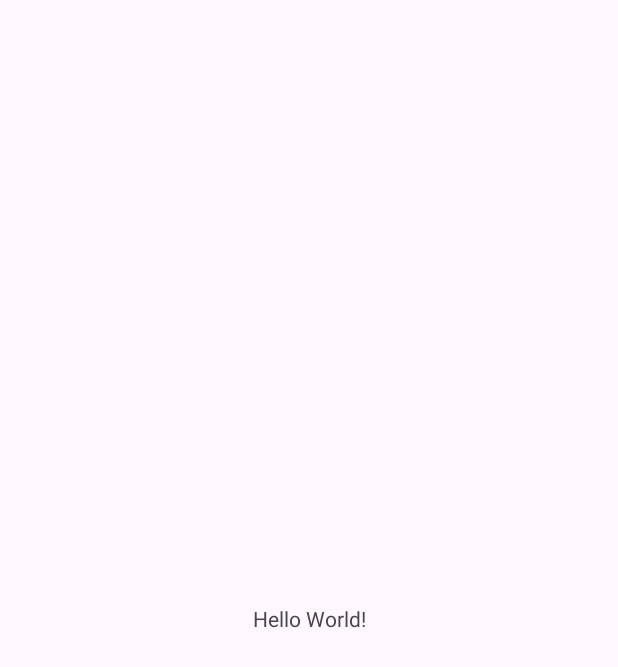
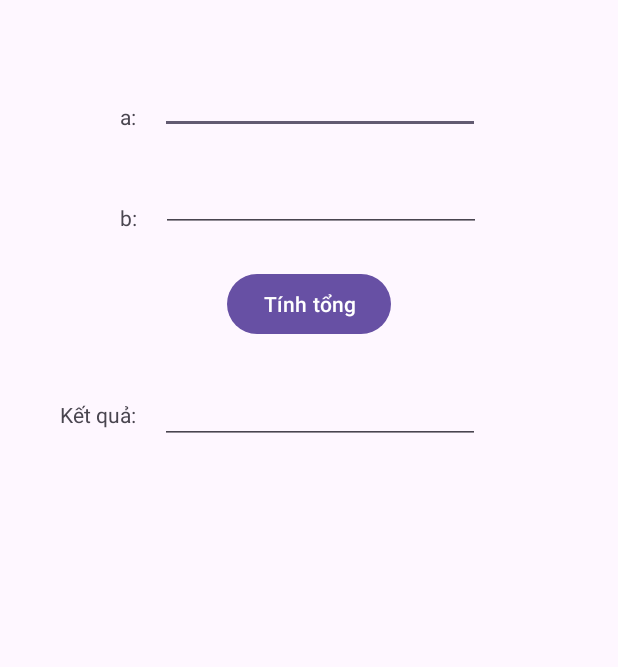
Before and after one commit to ptns-12/63139001-AndroidProgramming, an Android app: the screen it shows after launch (MainActivity), on a phone screen of 412 x 824 dp. Before the commit the part shown is almost empty. Shown: the top 667 px of the screen. Run offline under Robolectric (Android 15) with nearby library versions, the phone set to English and light mode, and no system bars.

Commit message:
Ex3_SimpleSumApp

```diff
--- a/AppCong/app/src/main/res/layout/activity_main.xml
+++ b/AppCong/app/src/main/res/layout/activity_main.xml
@@ -7,13 +7,78 @@
     android:layout_height="match_parent"
     tools:context=".MainActivity">
 
+    <EditText
+        android:id="@+id/edtA"
+        android:layout_width="0dp"
+        android:layout_height="wrap_content"
+        android:layout_marginStart="16dp"
+        android:layout_marginTop="44dp"
+        android:ems="10"
+        android:inputType="text"
+        app:layout_constraintStart_toEndOf="@+id/textView"
+        app:layout_constraintTop_toTopOf="parent" />
+
     <TextView
+        android:id="@+id/textView2"
         android:layout_width="wrap_content"
         android:layout_height="wrap_content"
-        android:text="Hello World!"
-        app:layout_constraintBottom_toBottomOf="parent"
-        app:layout_constraintEnd_toEndOf="parent"
+        android:layout_marginStart="80dp"
+        android:layout_marginTop="48dp"
+        android:text="b:"
+        app:layout_constraintStart_toStartOf="parent"
+        app:layout_constraintTop_toBottomOf="@+id/textView" />
+
+    <EditText
+        android:id="@+id/edtB"
+        android:layout_width="0dp"
+        android:layout_height="wrap_content"
+        android:layout_marginStart="16dp"
+        android:layout_marginTop="20dp"
+        android:ems="10"
+        android:inputType="number"
+        app:layout_constraintStart_toEndOf="@+id/textView2"
+        app:layout_constraintTop_toBottomOf="@+id/edtA" />
+
+    <TextView
+        android:id="@+id/textView"
+        android:layout_width="wrap_content"
+        android:layout_height="wrap_content"
+        android:layout_marginStart="80dp"
+        android:layout_marginTop="68dp"
+        android:text="a:"
         app:layout_constraintStart_toStartOf="parent"
         app:layout_constraintTop_toTopOf="parent" />
 
+    <Button
+        android:id="@+id/btnCong"
+        android:layout_width="wrap_content"
+        android:layout_height="wrap_content"
+        android:layout_marginStart="151dp"
+        android:layout_marginTop="24dp"
+        android:layout_marginEnd="151dp"
+        android:text="Tính tổng"
+        app:layout_constraintEnd_toEndOf="parent"
+        app:layout_constraintStart_toStartOf="parent"
+        app:layout_constraintTop_toBottomOf="@+id/edtB" />
+
+    <TextView
+        android:id="@+id/textView3"
+        android:layout_width="wrap_content"
+        android:layout_height="wrap_content"
+        android:layout_marginStart="40dp"
+        android:layout_marginTop="40dp"
+        android:text="Kết quả:"
+        app:layout_constraintStart_toStartOf="parent"
+        app:layout_constraintTop_toBottomOf="@+id/btnCong" />
+
+    <EditText
+        android:id="@+id/editTextNumber2"
+        android:layout_width="wrap_content"
+        android:layout_height="wrap_content"
+        android:layout_marginStart="16dp"
+        android:layout_marginTop="24dp"
+        android:ems="10"
+        android:inputType="number"
+        app:layout_constraintStart_toEndOf="@+id/textView3"
+        app:layout_constraintTop_toBottomOf="@+id/btnCong" />
 </androidx.constraintlayout.widget.ConstraintLayout>
```
Also changed, not shown: 1 other file.
